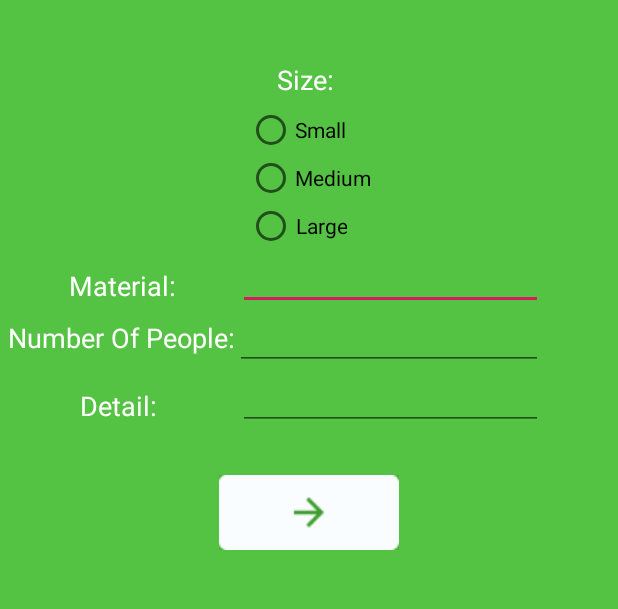
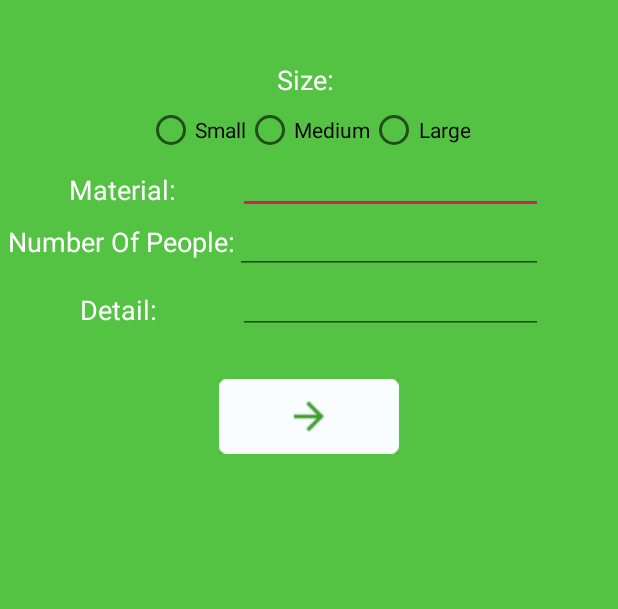
Before and after one commit to dieuhien1036/Uberwasted_Done_Cap2, an Android app: the ReportActivity screen opened directly, with no data from a screen before it, on a phone screen of 412 x 824 dp, the part 375-984 px from its top. Run offline under Robolectric (Android 15) with nearby library versions, the phone set to English and light mode, and no system bars; our stand-ins replace Volley; libraries missing offline, so code that uses them is left out: net.gotev.uploadservice; network calls fail; 1 statement that could not run was skipped.

Commit message:
update UI report

```diff
--- a/app/src/main/res/layout/report_activity.xml
+++ b/app/src/main/res/layout/report_activity.xml
@@ -130,7 +130,7 @@
         <RadioGroup
             android:layout_width="wrap_content"
             android:layout_height="wrap_content"
-            android:orientation="vertical">
+            android:orientation="horizontal">
 
             <RadioButton
                 android:id="@+id/radioButton_Small"
```
